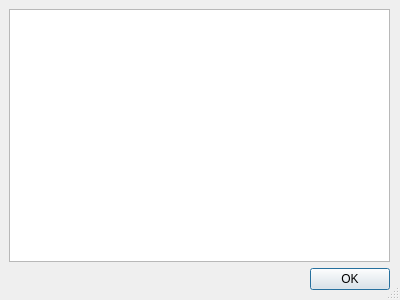
This is petroProfile_dialog_base.ui in t-systems-on-site-services-gmbh/geoCore as Qt 5 draws it before an edit. The edited form follows.
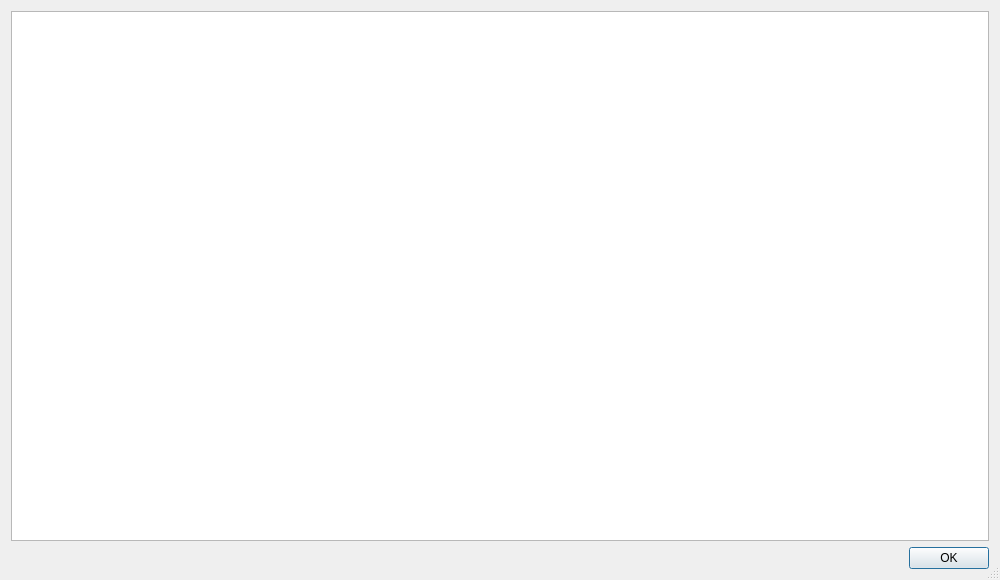
This is the edited form.

Commit message: + correct layout of dialog

```diff
--- a/petroProfile_dialog_base.ui
+++ b/petroProfile_dialog_base.ui
@@ -6,8 +6,8 @@
    <rect>
     <x>0</x>
     <y>0</y>
-    <width>400</width>
-    <height>300</height>
+    <width>1000</width>
+    <height>580</height>
    </rect>
   </property>
   <property name="windowTitle">
@@ -16,16 +16,10 @@
   <property name="sizeGripEnabled">
    <bool>true</bool>
   </property>
-  <widget class="QWidget" name="verticalLayoutWidget">
-   <property name="geometry">
-    <rect>
-     <x>9</x>
-     <y>9</y>
-     <width>381</width>
-     <height>281</height>
-    </rect>
-   </property>
-   <layout class="QVBoxLayout" name="verticalLayout" stretch="0,0">
+  <property name="modal">
+   <bool>false</bool>
+  </property>
+  <layout class="QVBoxLayout" name="verticalLayout">
     <item>
      <widget class="QGraphicsView" name="graphicsView"/>
     </item>
@@ -40,7 +34,6 @@
      </widget>
     </item>
    </layout>
-  </widget>
  </widget>
  <resources/>
  <connections>
```
Left out of the diff: 5 changed lines with no effect on the pictures. Lines whose indentation alone changed are shown as unchanged.
